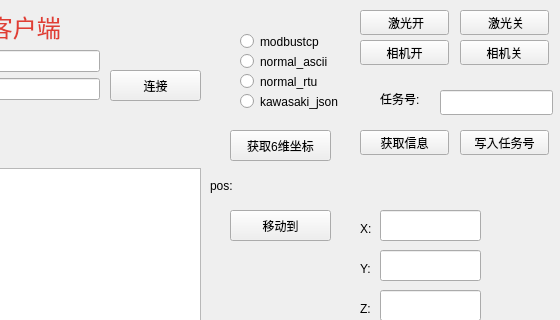
Before: the Qt Designer form client.ui in qubo188612/qt_tcp_test, drawn with Qt 5; both pictures show x 190 to 750 and y 0 to 320 of the 750 by 546 pixel window.
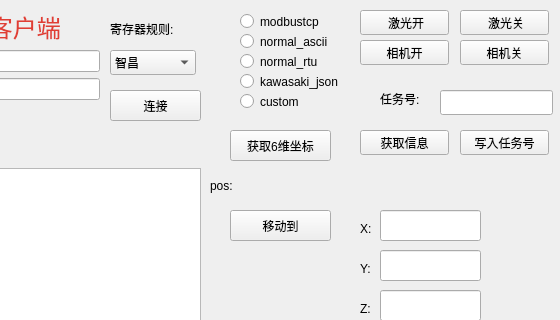
After: the same form once the commit is applied.

What changed in the file:
```diff
--- a/client.ui
+++ b/client.ui
@@ -174,7 +174,7 @@
    <property name="geometry">
     <rect>
      <x>300</x>
-     <y>70</y>
+     <y>90</y>
      <width>91</width>
      <height>31</height>
     </rect>
@@ -396,7 +396,7 @@
    <property name="geometry">
     <rect>
      <x>430</x>
-     <y>30</y>
+     <y>10</y>
      <width>112</width>
      <height>23</height>
     </rect>
@@ -409,7 +409,7 @@
    <property name="geometry">
     <rect>
      <x>430</x>
-     <y>50</y>
+     <y>30</y>
      <width>112</width>
      <height>23</height>
     </rect>
@@ -422,7 +422,7 @@
    <property name="geometry">
     <rect>
      <x>430</x>
-     <y>70</y>
+     <y>50</y>
      <width>112</width>
      <height>23</height>
     </rect>
@@ -435,7 +435,7 @@
    <property name="geometry">
     <rect>
      <x>430</x>
-     <y>90</y>
+     <y>70</y>
      <width>131</width>
      <height>23</height>
     </rect>
@@ -545,6 +545,52 @@
     <string>获取信息</string>
    </property>
   </widget>
+  <widget class="QRadioButton" name="radio_5">
+   <property name="geometry">
+    <rect>
+     <x>430</x>
+     <y>90</y>
+     <width>131</width>
+     <height>23</height>
+    </rect>
+   </property>
+   <property name="text">
+    <string>custom</string>
+   </property>
+  </widget>
+  <widget class="QComboBox" name="comboBox">
+   <property name="geometry">
+    <rect>
+     <x>300</x>
+     <y>50</y>
+     <width>86</width>
+     <height>25</height>
+    </rect>
+   </property>
+   <item>
+    <property name="text">
+     <string>智昌</string>
+    </property>
+   </item>
+   <item>
+    <property name="text">
+     <string>摩卡-纳伯特</string>
+    </property>
+   </item>
+  </widget>
+  <widget class="QLabel" name="label_14">
+   <property name="geometry">
+    <rect>
+     <x>300</x>
+     <y>20</y>
+     <width>91</width>
+     <height>17</height>
+    </rect>
+   </property>
+   <property name="text">
+    <string>寄存器规则:</string>
+   </property>
+  </widget>
  </widget>
  <resources/>
  <connections/>
```
